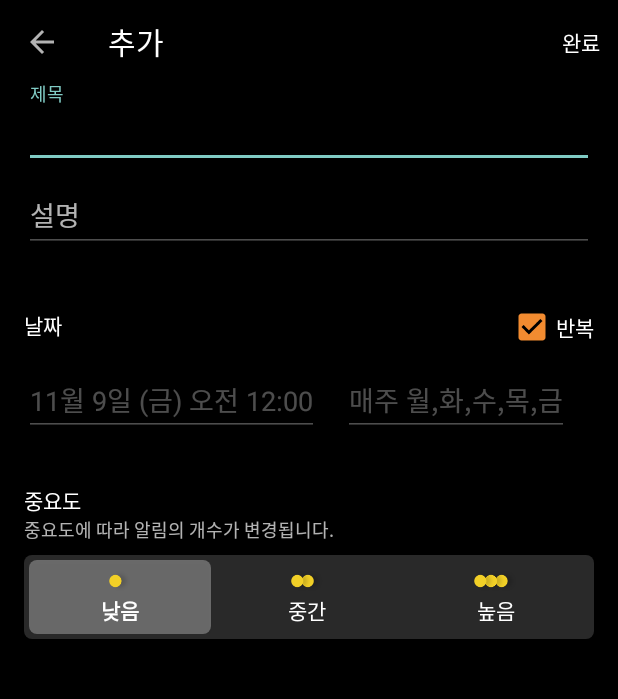
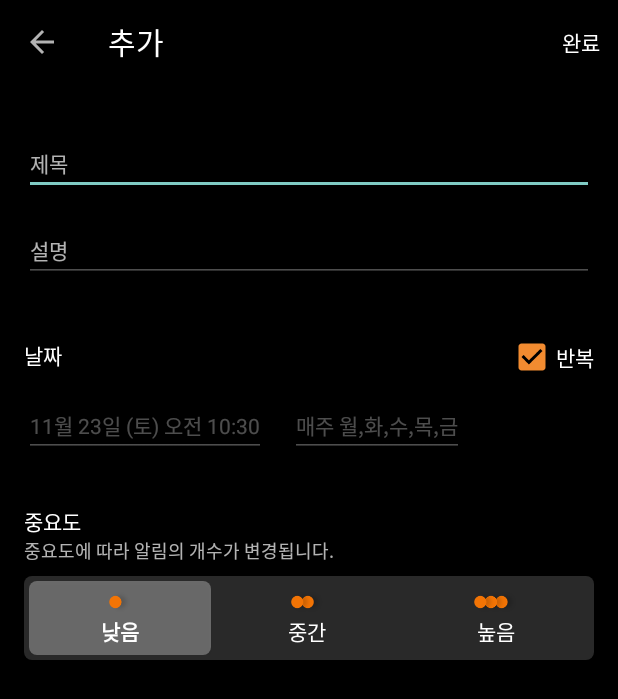
Before and after one commit to depromeet/hackathon-appearance-team, an Android app: the screen it shows after launch (TaskDetailActivity), after a tap on "반복", on a phone screen of 412 x 824 dp. Shown: the top 699 px of the screen. Run offline under Robolectric (Android 15) with nearby library versions, the light colour scheme and no system bars; libraries missing offline, so code that uses them is left out: io.realm; 1 statement that could not run was skipped.

Commit message:
현재 시간으로 기본값 설정 #1

```diff
--- a/app/src/main/java/com/depromeet/hackthon7th/TaskDetailActivity.kt
+++ b/app/src/main/java/com/depromeet/hackthon7th/TaskDetailActivity.kt
@@ -2,6 +2,8 @@ package com.depromeet.hackthon7th
 
 import android.content.Context
 import android.content.Intent
+import android.graphics.Color
+import android.graphics.Typeface
 import android.os.Bundle
 import android.view.Menu
 import android.view.MenuItem
@@ -13,10 +15,12 @@ import com.depromeet.hackthon7th.database.Task
 import com.depromeet.hackthon7th.database.TaskUtil
 import com.depromeet.hackthon7th.ext.Toaster
 import com.depromeet.hackthon7th.ext.checkLengthAndShowMessage
+import com.depromeet.hackthon7th.util.getCurrentDateTime
 import kotlinx.android.synthetic.main.activity_task_detail.*
 
 
 class TaskDetailActivity : AppCompatActivity() {
+    private var priority = 0
 
     override fun onCreate(savedInstanceState: Bundle?) {
         super.onCreate(savedInstanceState)
@@ -29,21 +33,63 @@ class TaskDetailActivity : AppCompatActivity() {
     }
 
     private fun initView() {
+        val priorityBtns = arrayOf(btn_task_priority1, btn_task_priority2, btn_task_priority3)
+        val priorityOrange = arrayOf(
+            R.drawable.ic_priority_orange1,
+            R.drawable.ic_priority_orange2,
+            R.drawable.ic_priority_orange3
+        )
+        val priorityYellow = arrayOf(
+            R.drawable.ic_priority_yellow1,
+            R.drawable.ic_priority_yellow2,
+            R.drawable.ic_priority_yellow3
+        )
+
+        et_task_date.setText(getCurrentDateTime())
+        et_task_date.setOnClickListener {
+
+        }
+        et_task_repeat.setOnClickListener {
+
+        }
         et_task_title.addTextChangedListener { text ->
             text?.let {
                 et_task_title.checkLengthAndShowMessage(layout_task_title, text.toString())
             }
         }
-
         et_task_desc.addTextChangedListener { text ->
             text?.let {
                 et_task_desc.checkLengthAndShowMessage(layout_task_desc, text.toString())
             }
         }
+        cb_task_repeat.setOnClickListener {
+            val isChecked = cb_task_repeat.isChecked
+            et_task_repeat.visibility =
+                if (isChecked) View.VISIBLE else View.INVISIBLE
 
-        cb_task_repeat.setOnClickListener {
-            et_task_repeat.visibility =
-                if (cb_task_repeat.isChecked) View.VISIBLE else View.INVISIBLE
+            priorityBtns.forEachIndexed { i, btn ->
+                val btnDrawable =
+                    getDrawable(if (isChecked) priorityOrange[i] else priorityYellow[i])
+                btn.setCompoundDrawablesWithIntrinsicBounds(null, btnDrawable, null, null)
+            }
+        }
+
+        priorityBtns.forEach { btn ->
+            btn.setOnClickListener {
+                if (priorityBtns.indexOf(btn) != priority) {
+                    btn.apply {
+                        background = getDrawable(R.drawable.back_rank_btn)
+                        this.setTypeface(btn.typeface, Typeface.BOLD)
+                    }
+
+                    priorityBtns[priority].apply {
+                        this.setBackgroundColor(Color.TRANSPARENT)
+                        this.typeface = Typeface.DEFAULT
+                    }
+
+                    priority = priorityBtns.indexOf(btn)
+                }
+            }
         }
     }
 
--- /dev/null
+++ b/app/src/main/java/com/depromeet/hackthon7th/util/StringUtil.kt
@@ -0,0 +1,25 @@
+package com.depromeet.hackthon7th.util
+
+import java.util.*
+
+
+const val timeFormat = "%d월 %d일 (%s) %s %d:%d"
+val dayOfWeek = arrayOf("일", "월", "화", "수", "목", "금", "토")
+
+fun getDateTime(date: Date) {
+
+}
+
+fun getCurrentDateTime(): String {
+    val cal = Calendar.getInstance()
+
+    return String.format(
+        timeFormat,
+        cal.get(Calendar.MONTH) + 1,
+        cal.get(Calendar.DATE),
+        dayOfWeek[cal.get(Calendar.DAY_OF_WEEK) - 1],
+        if (cal.get(Calendar.AM_PM) == 0) "오전" else "오후",
+        cal.get(Calendar.HOUR),
+        cal.get(Calendar.MINUTE)
+    )
+}
--- a/app/src/main/res/layout/activity_task_detail.xml
+++ b/app/src/main/res/layout/activity_task_detail.xml
@@ -15,7 +15,6 @@
       android:id="@+id/toolbar_task_detail"
       android:layout_width="0dp"
       android:layout_height="wrap_content"
-      android:maxLength="20"
       app:layout_constraintEnd_toEndOf="parent"
       app:layout_constraintStart_toStartOf="parent"
       app:layout_constraintTop_toTopOf="parent" />
@@ -27,12 +26,15 @@
       android:layout_marginStart="16dp"
       android:layout_marginEnd="16dp"
       app:layout_constraintEnd_toEndOf="parent"
+      android:layout_marginTop="32dp"
+      app:hintEnabled="false"
       app:layout_constraintStart_toStartOf="parent"
       app:layout_constraintTop_toBottomOf="@id/toolbar_task_detail">
 
       <EditText
         android:id="@+id/et_task_title"
         android:layout_width="match_parent"
+        android:textSize="14sp"
         android:backgroundTint="@color/color_gray"
         android:layout_height="wrap_content"
         android:textColorHighlight="@color/colorPrimary"
@@ -51,7 +53,9 @@
       android:layout_marginEnd="16dp"
       android:layout_marginBottom="34dp"
       app:layout_constraintEnd_toEndOf="parent"
+      android:layout_marginTop="16dp"
       app:layout_constraintStart_toStartOf="parent"
+      app:hintEnabled="false"
       app:layout_constraintTop_toBottomOf="@id/layout_task_title">
 
       <EditText
@@ -61,6 +65,7 @@
         android:hint="@string/task_detail_desc"
         android:backgroundTint="@color/color_gray"
         android:textColorHighlight="@color/colorPrimary"
+        android:textSize="14dp"
         android:inputType="text"
         android:maxLines="1" />
 
@@ -85,6 +90,7 @@
       android:layout_height="wrap_content"
       android:layout_marginStart="16dp"
       android:layout_marginTop="16dp"
+      android:textSize="14sp"
       android:layout_marginEnd="16dp"
       android:backgroundTint="@color/color_gray"
       android:cursorVisible="false"
@@ -100,6 +106,7 @@
       android:layout_width="wrap_content"
       android:layout_height="wrap_content"
       android:layout_marginStart="16dp"
+      android:textSize="14dp"
       android:layout_marginEnd="16dp"
       android:backgroundTint="@color/color_gray"
       android:cursorVisible="false"
--- a/app/src/main/res/values/strings.xml
+++ b/app/src/main/res/values/strings.xml
@@ -19,6 +19,4 @@
   <string name="task_priority_push_time">알림 받는 시간</string>
   <string name="task_detail_empty">비어있습니다.</string>
   <string name="task_detail_error">할 일 추가에 실패했습니다. 다시 시도해주세요.</string>
-
-  <string name="format_datetime">%d월 %d일 (%s) %s %d:%d</string>
 </resources>
```
